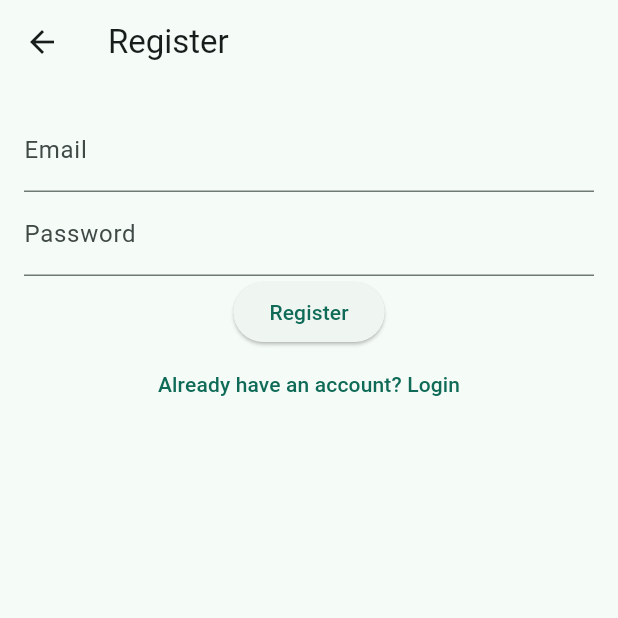
After one commit to RafaelFerreira18/trash_produced_calculator_app, a Flutter app: the RegisterPage screen opened directly, on a phone screen of 412 x 824 dp, the top half of it. The commit adds this screen. Run offline on Flutter 3.47's test engine with Material 3 defaults, Android fonts, the light colour scheme and no system bars; our stand-ins replace firebase_auth, firebase_core; accounts and stored records are empty; network calls fail.

Commit message:
Implementing firebase authentication login system

```diff
--- a/lib/main.dart
+++ b/lib/main.dart
@@ -1,85 +1,32 @@
-import 'package:calculadora_de_lixo/pages/socialPage.dart';
-import 'package:calculadora_de_lixo/pages/tips.dart';
-import 'package:flutter/cupertino.dart';
+import 'package:calculadora_de_lixo/pages/loginPage.dart';
 import 'package:flutter/material.dart';
-import 'pages/homePage.dart';
 import 'package:firebase_core/firebase_core.dart';
 import 'firebase_options.dart';
 
 Future<void> main() async {
+  WidgetsFlutterBinding.ensureInitialized();
   await Firebase.initializeApp(
     options: DefaultFirebaseOptions.currentPlatform,
   );
   runApp(const MyApp());
 }
 
-class MyApp extends StatefulWidget {
+final navigatorKey = GlobalKey<NavigatorState>();
+
+class MyApp extends StatelessWidget {
   const MyApp({super.key});
-
-  @override
-  State<MyApp> createState() => _MyAppState();
-}
-
-class _MyAppState extends State<MyApp> {
-  // This widget is the root of your application.
-  final _pageController = PageController();
-  int _currentIndex = 0;
-
-  @override
-  void dispose() {
-    super.dispose();
-    _pageController.dispose();
-  }
 
   @override
   Widget build(BuildContext context) {
     return MaterialApp(
+      navigatorKey: navigatorKey,
       title: 'Calculadora de lixo',
       theme: ThemeData(
         colorScheme: ColorScheme.fromSeed(
             seedColor: const Color.fromARGB(255, 31, 85, 71)),
         useMaterial3: true,
       ),
-        home: Scaffold(
-          appBar: AppBar(
-            backgroundColor:
-                ColorSchemeCommom().themeData.colorScheme.inversePrimary,
-            title: const Text("Calculadora de lixo"),
-            centerTitle: true,
-          ),
-          body: PageView(
-            controller: _pageController,
-            children: const <Widget>[
-              MyHomePage(title: "Calculadora de lixo"),
-              SocialPage(),
-              TipsPage()
-            ],
-          ),
-          bottomNavigationBar: BottomNavigationBar(
-              currentIndex: _currentIndex,
-              onTap: (index) {
-                _pageController.animateToPage(index,
-                    duration: const Duration(milliseconds: 300),
-                    curve: Curves.easeOut);
-                setState(() {
-                  _currentIndex = index;
-                });
-              },
-              items: const [
-                BottomNavigationBarItem(
-                    icon: Icon(CupertinoIcons.home), label: 'Home'),
-                BottomNavigationBarItem(
-                    icon: Icon(CupertinoIcons.group_solid), label: 'Socials'),
-                BottomNavigationBarItem(
-                    icon: Icon(CupertinoIcons.checkmark_shield_fill),
-                    label: 'Dicas')
-              ]),
-        ));
+      home: const LoginPage(),
+    );
   }
 }
-
-class ColorSchemeCommom {
-  ThemeData themeData = ThemeData(
-      colorScheme: ColorScheme.fromSeed(
-          seedColor: const Color.fromARGB(255, 31, 85, 71)));
-}
--- /dev/null
+++ b/lib/pages/registerPage.dart
@@ -0,0 +1,65 @@
+import 'package:calculadora_de_lixo/authenticated_home_page.dart';
+import 'package:flutter/material.dart';
+import 'package:firebase_auth/firebase_auth.dart';
+
+class RegisterPage extends StatefulWidget {
+  const RegisterPage({super.key});
+
+  @override
+  _RegisterPageState createState() => _RegisterPageState();
+}
+
+class _RegisterPageState extends State<RegisterPage> {
+  final TextEditingController _emailController = TextEditingController();
+  final TextEditingController _passwordController = TextEditingController();
+  final FirebaseAuth _auth = FirebaseAuth.instance;
+
+  void _register() async {
+    try {
+      await _auth.createUserWithEmailAndPassword(
+        email: _emailController.text,
+        password: _passwordController.text,
+      );
+      Navigator.pushReplacement(
+        context,
+        MaterialPageRoute(builder: (context) => const AuthenticatedHomePage()),
+      );
+    } catch (e) {
+      print('Registration failed: $e');
+      // Mostrar mensagem de erro ao usuário
+    }
+  }
+
+  @override
+  Widget build(BuildContext context) {
+    return Scaffold(
+      appBar: AppBar(title: const Text('Register')),
+      body: Padding(
+        padding: const EdgeInsets.all(16.0),
+        child: Column(
+          children: [
+            TextField(
+              controller: _emailController,
+              decoration: const InputDecoration(labelText: 'Email'),
+            ),
+            TextField(
+              controller: _passwordController,
+              decoration: const InputDecoration(labelText: 'Password'),
+              obscureText: true,
+            ),
+            ElevatedButton(
+              onPressed: _register,
+              child: const Text('Register'),
+            ),
+            TextButton(
+              onPressed: () {
+                Navigator.pop(context);
+              },
+              child: const Text('Already have an account? Login'),
+            ),
+          ],
+        ),
+      ),
+    );
+  }
+}
--- a/pubspec.yaml
+++ b/pubspec.yaml
@@ -36,6 +36,9 @@ dependencies:
   # Use with the CupertinoIcons class for iOS style icons.
   cupertino_icons: ^1.0.6
   firebase_core: ^3.1.0
+  firebase_auth: ^5.1.0
+  cached_network_image: ^3.3.1
+  connectivity: ^3.0.6
 
 dev_dependencies:
   flutter_test:
```
Also changed, not shown: lib/authenticated_home_page.dart (added, +109 -0 lines), lib/pages/loginPage.dart (added, +145 -0 lines), pubspec.lock, 7 other files. Lines whose indentation alone changed are shown as unchanged.
